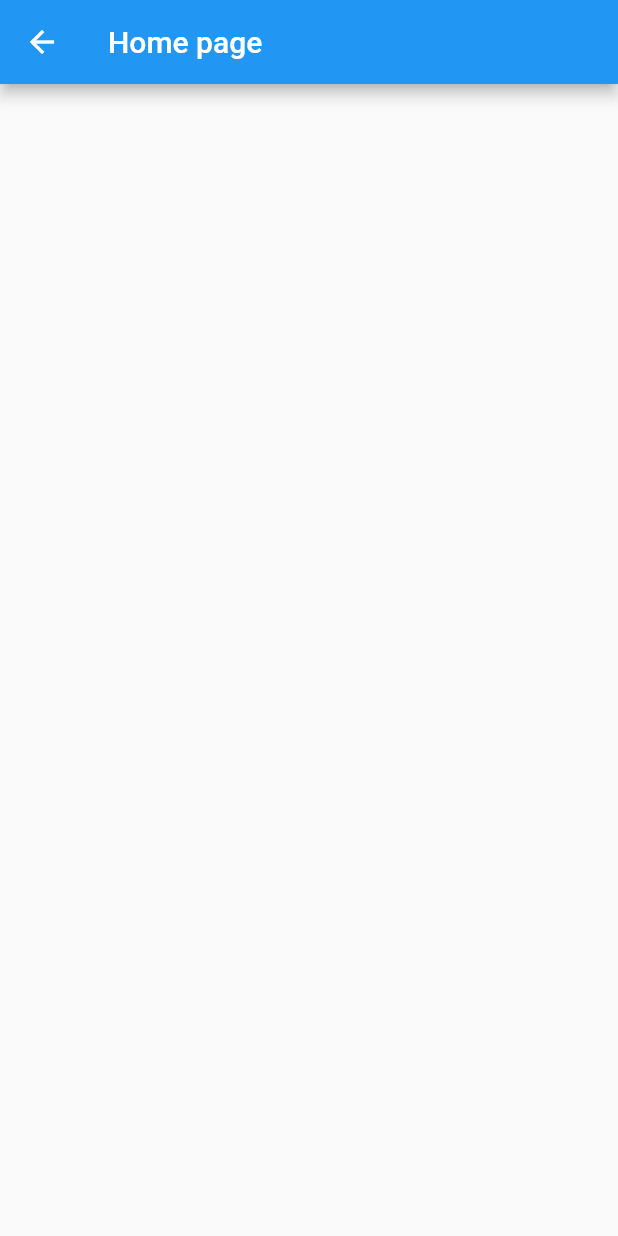
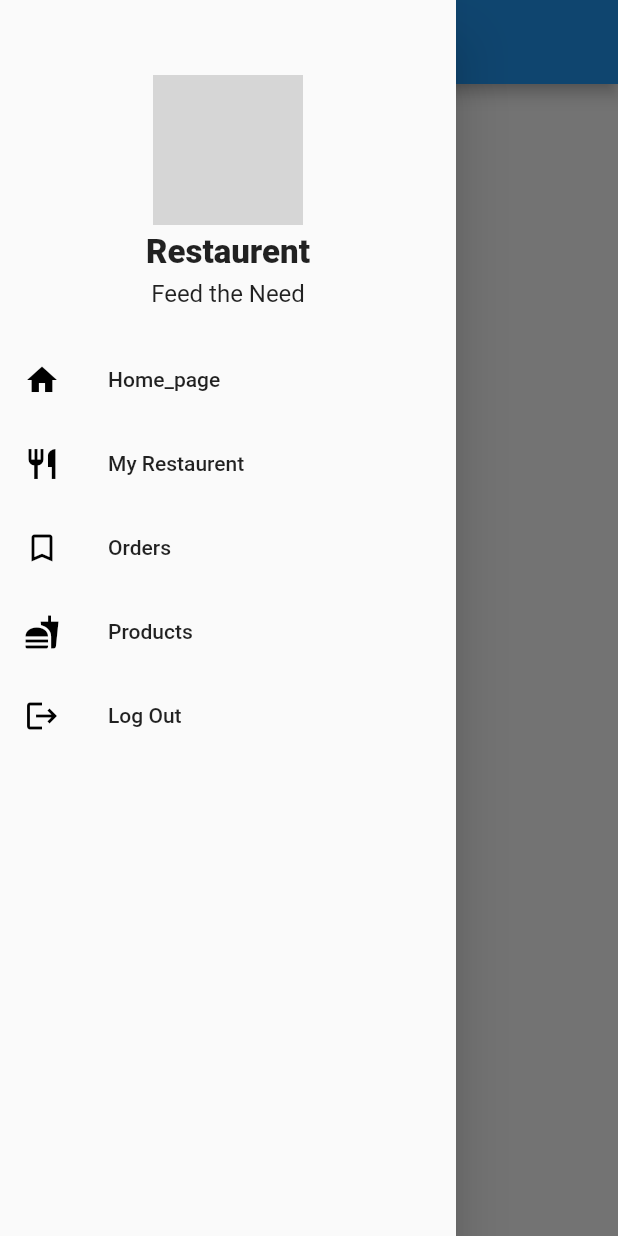
Before and after one commit to pravinbabubaskar/Feed_The_Need, a Flutter app: the Home screen opened directly, with the side drawer open (before the commit the screen has no drawer), on a phone screen of 412 x 824 dp. Run offline on Flutter 3.47's test engine with Material 2 defaults, Android fonts, the phone set to English and light mode, and no system bars; our stand-ins replace cloud_firestore, firebase_auth, firebase_core, geolocator; missing offline and left inert: flutter_splash_screen, geocoder, web_scraper; accounts and stored records are empty; network calls fail; grey boxes are pictures that could not be loaded.

Commit message:
Dashboard added
Dashboard  added  to Restaurent home page...

```diff
--- /dev/null
+++ b/lib/Hotel/Hotel_dashboard/dashboard.dart
@@ -0,0 +1,97 @@
+import 'package:flutter/material.dart';
+
+class Dashboard extends StatelessWidget {
+  const Dashboard({Key key}) : super(key: key);
+
+  @override
+  Widget build(BuildContext context) {
+    return Column(children: [
+      Container(
+        child: Padding(
+          padding: EdgeInsets.only(top: 50.0),
+          child: Column(
+            mainAxisAlignment: MainAxisAlignment.center,
+            crossAxisAlignment: CrossAxisAlignment.center,
+            children: [
+              CircleAvatar(
+                radius: 50.0,
+                backgroundImage: NetworkImage(
+                  "https://imgmedia.lbb.in/media/2019/12/5e098fae2335a92f5b3536f3_1577684910704.jpg",
+                ),
+              ),
+              SizedBox(
+                height: 5.0,
+              ),
+              Text(
+                "Restaurent",
+                style: TextStyle(
+                  fontSize: 22.0,
+                  fontWeight: FontWeight.w800,
+                ),
+              ),
+              SizedBox(
+                height: 5.0,
+              ),
+              Text(
+                "Feed the Need",
+                style: TextStyle(
+                  fontSize: 16.0,
+                  fontWeight: FontWeight.w400,
+                ),
+              ),
+            ],
+          ),
+        ),
+      ),
+      SizedBox(
+        height: 20.0,
+      ),
+      //Now let's Add the button for the Menu
+      //and let's copy that and modify it
+      ListTile(
+        onTap: () {},
+        leading: Icon(
+          Icons.home,
+          color: Colors.black,
+        ),
+        title: Text("Home_page"),
+      ),
+
+      ListTile(
+        onTap: () {},
+        leading: Icon(
+          Icons.restaurant,
+          color: Colors.black,
+        ),
+        title: Text("My Restaurent"),
+      ),
+
+      ListTile(
+        onTap: () {},
+        leading: Icon(
+          Icons.bookmark_border,
+          color: Colors.black,
+        ),
+        title: Text("Orders"),
+      ),
+
+      ListTile(
+        onTap: () {},
+        leading: Icon(
+          Icons.fastfood,
+          color: Colors.black,
+        ),
+        title: Text("Products"),
+      ),
+
+      ListTile(
+        onTap: () {},
+        leading: Icon(
+          Icons.logout,
+          color: Colors.black,
+        ),
+        title: Text("Log Out"),
+      ),
+    ]);
+  }
+}
--- a/lib/Hotel/home.dart
+++ b/lib/Hotel/home.dart
@@ -1,4 +1,6 @@
 import 'package:flutter/material.dart';
+
+import 'Hotel_dashboard/dashboard.dart';
 
 class Home extends StatefulWidget {
   @override
@@ -12,6 +14,7 @@ class _HomeState extends State<Home> {
       appBar: AppBar(
         title: Text("Home page"),
       ),
+      drawer: Drawer(child: Dashboard()),
     );
   }
 }
```
